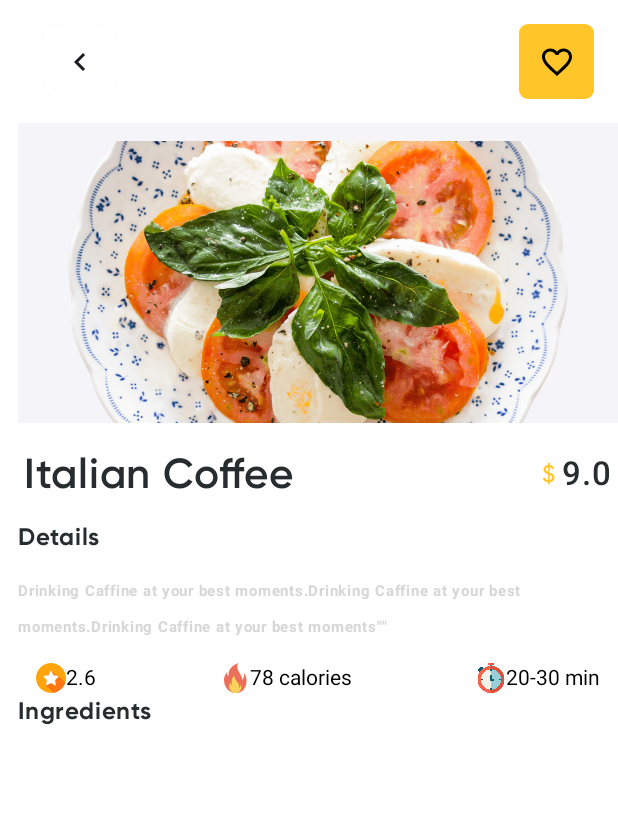
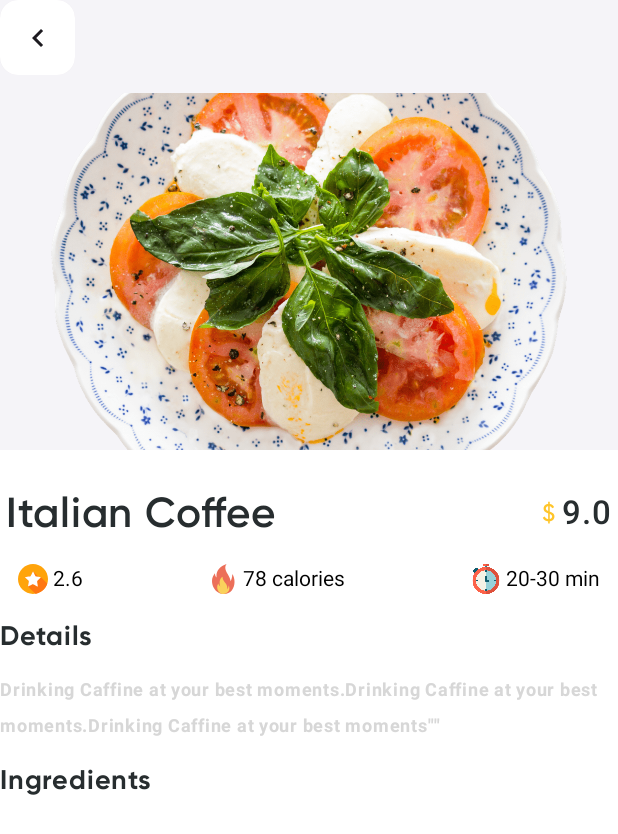
Before and after one commit to jenAndroidDev/Composefood, an Android app built with Jetpack Compose: the screen it shows after launch (MainActivity), after a tap on "Italian Coffee", on a phone screen of 412 x 824 dp. Shown: the top 834 px of the screen. Run offline under Robolectric (Android 15) with nearby library versions, the light colour scheme and no system bars; our stand-ins replace Dagger/Hilt's generated code, Timber; 8 statements that could not run were skipped.

Commit message:
wip/ui-food-details screen

```diff
--- a/app/src/main/java/com/example/composefood/commons/AnnotatedText.kt
+++ b/app/src/main/java/com/example/composefood/commons/AnnotatedText.kt
@@ -24,7 +24,7 @@ fun FoodSubDetail(
 
     val annotatedString = buildAnnotatedString {
         appendInlineContent(id="imageId")
-        append(text)
+        append(" ".plus(text))
     }
     val inlineContentMap = mapOf(
         "imageId" to InlineTextContent(
--- a/app/src/main/java/com/example/composefood/commons/Texts.kt
+++ b/app/src/main/java/com/example/composefood/commons/Texts.kt
@@ -47,7 +47,7 @@ fun MediumHeightText(
         fontFamily = fontFamily,
         fontWeight = FontWeight.Bold,
         overflow = TextOverflow.Ellipsis,
-        fontSize = 16.sp,
+        fontSize = 18.sp,
         maxLines = 2
         )
 }
@@ -125,7 +125,7 @@ fun SubTitleText(
         text = text,
         color = color,
         overflow = TextOverflow.Ellipsis,
-        fontSize = 10.sp,
+        fontSize = 12.sp,
         fontWeight = FontWeight.Bold
 
     )
@@ -149,7 +149,7 @@ fun FoodDetailsText(
     Text(
         text = text,
         color = color,
-        fontSize = 12.sp,
+        fontSize = 14.sp,
         fontFamily = fontFamily,
         fontWeight = FontWeight.SemiBold
         )
@@ -158,11 +158,11 @@ fun FoodDetailsText(
 @Preview
 @Composable
 fun CurrencyText(
+    modifier: Modifier = Modifier,
     currencySymbolColor: Color = GoldenYellow,
     symbolValue:String="$",
     priceColor:Color = InkBlack,
     price: Float = 9.80f,
-    modifier: Modifier = Modifier,
     fontFamily: FontFamily = FontFamily(
         Font(R.font.gilroy_regular, FontWeight.Normal),
         Font(R.font.gilroy_thin, FontWeight.Light),
--- a/app/src/main/java/com/example/composefood/feature/detail/presentation/FoodDetailScreen.kt
+++ b/app/src/main/java/com/example/composefood/feature/detail/presentation/FoodDetailScreen.kt
@@ -24,6 +24,7 @@ import androidx.compose.foundation.layout.height
 import androidx.compose.foundation.layout.padding
 import androidx.compose.foundation.layout.size
 import androidx.compose.foundation.layout.width
+import androidx.compose.foundation.layout.wrapContentHeight
 import androidx.compose.foundation.shape.CircleShape
 import androidx.compose.material.icons.Icons
 import androidx.compose.material.icons.filled.FavoriteBorder
@@ -68,27 +69,25 @@ fun FoodDetailScreen(
     Surface(
         modifier = modifier
             .fillMaxSize()
-            .background(color = Color.White)
+
     ) {
         with(sharedTransitionScope) {
             Column(
                 modifier = modifier
                     .background(color = Color.White)
-                    .padding(start = 12.dp)
             ) {
-                Spacer(modifier = modifier.height(16.dp))
                 Header(onClick = onClick)
-                Spacer(modifier = modifier.height(16.dp))
                 ContentImage(resId = resId, animatedVisibilityScope = animatedContentScope,
                     itemId = itemId)
+                Spacer(modifier = modifier.height(24.dp))
+                ContentHeader()
                 Spacer(modifier = modifier.height(16.dp))
-                ContentHeader()
-                Spacer(modifier = modifier.height(12.dp))
+                FoodOtherDetails(modifier = modifier)
+                Spacer(modifier = modifier.height(16.dp))
                 MediumHeightText(text = "Details")
                 Spacer(modifier = modifier.height(12.dp))
                 SubTitleText(text = "Drinking Caffine at your best moments.Drinking Caffine at your best moments.Drinking Caffine at your best moments\"\"")
                 Spacer(modifier = modifier.height(12.dp))
-                FoodOtherDetails(modifier = modifier)
                 MediumHeightText(text = "Ingredients")
             }
         }
@@ -97,7 +96,7 @@ fun FoodDetailScreen(
 }
 //since this composable is used in many screens move it to components.
 
-@Preview
+
 @Composable
 private fun Header(
     modifier: Modifier = Modifier,
@@ -106,8 +105,8 @@ private fun Header(
 
     Row(
         modifier = modifier
+            .background(color = PaleWhite)
             .fillMaxWidth()
-            .padding(start = 16.dp, end = 16.dp)
             .clickable {
                 onClick.invoke()
             },
@@ -118,7 +117,7 @@ private fun Header(
             HeaderBackIcon(icon = Icons.Default.KeyboardArrowLeft)
         }
 
-        ProfileIcon(modifier = modifier, imageVector = Icons.Default.FavoriteBorder)
+        //ProfileIcon(modifier = modifier, imageVector = Icons.Default.FavoriteBorder)
     }
 
 }
@@ -136,7 +135,7 @@ private fun SharedTransitionScope.ContentImage(
     Column(
         modifier = modifier
             .fillMaxWidth()
-            .height(200.dp)
+            .size(250.dp)
             .background(color = PaleWhite),
         verticalArrangement = Arrangement.Center,
         horizontalAlignment = Alignment.CenterHorizontally
@@ -154,13 +153,7 @@ private fun SharedTransitionScope.ContentImage(
                         tween(durationMillis = 1000)
                     }
                 )
-                .size(200.dp)
-                .shadow(
-                    shape = CircleShape,
-                    elevation = 4.dp,
-                    ambientColor = GoldenYellow,
-                    spotColor = GoldenYellow
-                )
+                .size(250.dp)
                 .clip(CircleShape)
         )
     }
--- a/app/src/main/java/com/example/composefood/feature/home/presentation/HomeScreenViewModel.kt
+++ b/app/src/main/java/com/example/composefood/feature/home/presentation/HomeScreenViewModel.kt
@@ -89,8 +89,8 @@ class HomeScreenViewModel:ViewModel() {
                 "Natural Aromatic Coffee","200","20"),
             TrendingFoods(4, R.drawable.smaple_image5,"Italian Coffee",
                 "Natural Aromatic Coffee","200","20"),
-//            TrendingFoods(4, R.drawable.sample_item4,"Italian Coffee",
-//                "Natural Aromatic Coffee","200","20"),
+            TrendingFoods(5, R.drawable.sample_item4,"Italian Coffee",
+                "Natural Aromatic Coffee","200","20"),
 //            TrendingFoods(4, R.drawable.sample_circle3,"Italian Coffee",
 //                "Natural Aromatic Coffee","200","20"),
 //            TrendingFoods(4, R.drawable.sample_circle2,"Italian Coffee",
```
